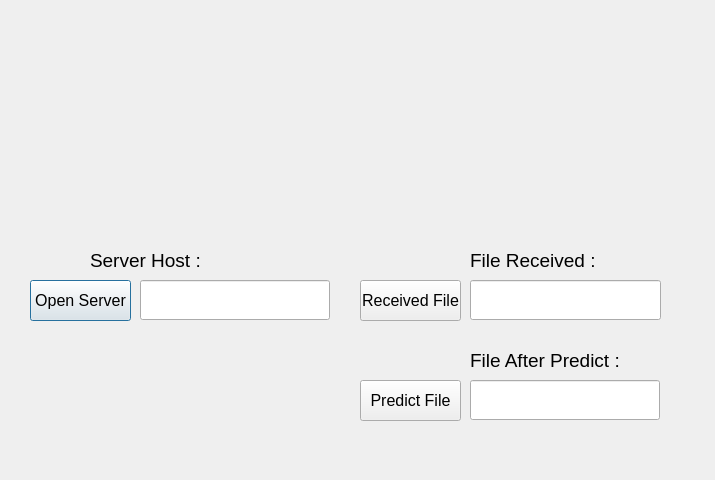
phanthetue2309/PBL5-Speech-Recogination-Viet-Nam, file app.ui: the form before one commit.
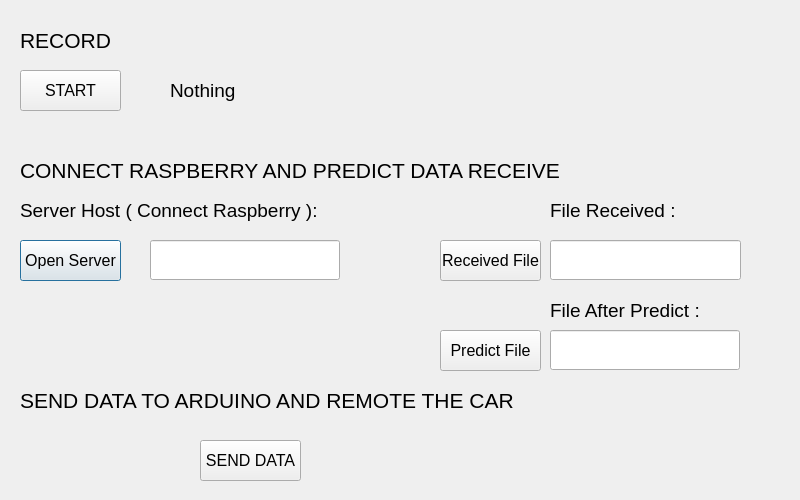
The form after the commit.

What changed in the file:
```diff
--- a/app.ui
+++ b/app.ui
@@ -6,8 +6,8 @@
    <rect>
     <x>0</x>
     <y>0</y>
-    <width>715</width>
-    <height>480</height>
+    <width>800</width>
+    <height>500</height>
    </rect>
   </property>
   <property name="windowTitle">
@@ -16,8 +16,8 @@
   <widget class="QPushButton" name="ButtonServer">
    <property name="geometry">
     <rect>
-     <x>30</x>
-     <y>280</y>
+     <x>20</x>
+     <y>240</y>
      <width>101</width>
      <height>41</height>
     </rect>
@@ -34,8 +34,8 @@
   <widget class="QLineEdit" name="lineFileReceived">
    <property name="geometry">
     <rect>
-     <x>470</x>
-     <y>280</y>
+     <x>550</x>
+     <y>240</y>
      <width>191</width>
      <height>40</height>
     </rect>
@@ -49,8 +49,8 @@
   <widget class="QLineEdit" name="lineLocalhost">
    <property name="geometry">
     <rect>
-     <x>140</x>
-     <y>280</y>
+     <x>150</x>
+     <y>240</y>
      <width>190</width>
      <height>40</height>
     </rect>
@@ -64,10 +64,10 @@
   <widget class="QLabel" name="labelServer">
    <property name="geometry">
     <rect>
-     <x>90</x>
-     <y>240</y>
-     <width>141</width>
-     <height>41</height>
+     <x>20</x>
+     <y>190</y>
+     <width>330</width>
+     <height>40</height>
     </rect>
    </property>
    <property name="font">
@@ -76,14 +76,14 @@
     </font>
    </property>
    <property name="text">
-    <string>Server Host : </string>
+    <string>Server Host ( Connect Raspberry ): </string>
    </property>
   </widget>
   <widget class="QPushButton" name="ButtonPredict">
    <property name="geometry">
     <rect>
-     <x>360</x>
-     <y>380</y>
+     <x>440</x>
+     <y>330</y>
      <width>101</width>
      <height>41</height>
     </rect>
@@ -100,8 +100,8 @@
   <widget class="QLineEdit" name="lineFilePredict">
    <property name="geometry">
     <rect>
-     <x>470</x>
-     <y>380</y>
+     <x>550</x>
+     <y>330</y>
      <width>190</width>
      <height>40</height>
     </rect>
@@ -115,10 +115,10 @@
   <widget class="QLabel" name="labelFileReceived">
    <property name="geometry">
     <rect>
-     <x>470</x>
-     <y>240</y>
-     <width>141</width>
-     <height>41</height>
+     <x>550</x>
+     <y>190</y>
+     <width>140</width>
+     <height>40</height>
     </rect>
    </property>
    <property name="font">
@@ -133,8 +133,8 @@
   <widget class="QLabel" name="labelFilePredict">
    <property name="geometry">
     <rect>
-     <x>470</x>
-     <y>340</y>
+     <x>550</x>
+     <y>290</y>
      <width>151</width>
      <height>41</height>
     </rect>
@@ -151,8 +151,8 @@
   <widget class="QPushButton" name="ButtonReceived">
    <property name="geometry">
     <rect>
-     <x>360</x>
-     <y>280</y>
+     <x>440</x>
+     <y>240</y>
      <width>101</width>
      <height>41</height>
     </rect>
@@ -166,6 +166,114 @@
     <string>Received File</string>
    </property>
   </widget>
+  <widget class="QLabel" name="label">
+   <property name="geometry">
+    <rect>
+     <x>20</x>
+     <y>150</y>
+     <width>551</width>
+     <height>40</height>
+    </rect>
+   </property>
+   <property name="font">
+    <font>
+     <pointsize>16</pointsize>
+    </font>
+   </property>
+   <property name="text">
+    <string>CONNECT RASPBERRY AND PREDICT DATA RECEIVE</string>
+   </property>
+  </widget>
+  <widget class="QLabel" name="label_2">
+   <property name="geometry">
+    <rect>
+     <x>20</x>
+     <y>380</y>
+     <width>551</width>
+     <height>40</height>
+    </rect>
+   </property>
+   <property name="font">
+    <font>
+     <pointsize>16</pointsize>
+    </font>
+   </property>
+   <property name="text">
+    <string>SEND DATA TO ARDUINO AND REMOTE THE CAR</string>
+   </property>
+  </widget>
+  <widget class="QPushButton" name="ButtonPredict_2">
+   <property name="geometry">
+    <rect>
+     <x>200</x>
+     <y>440</y>
+     <width>101</width>
+     <height>41</height>
+    </rect>
+   </property>
+   <property name="font">
+    <font>
+     <pointsize>12</pointsize>
+    </font>
+   </property>
+   <property name="text">
+    <string>SEND DATA</string>
+   </property>
+  </widget>
+  <widget class="QLabel" name="label_3">
+   <property name="geometry">
+    <rect>
+     <x>20</x>
+     <y>20</y>
+     <width>551</width>
+     <height>40</height>
+    </rect>
+   </property>
+   <property name="font">
+    <font>
+     <pointsize>16</pointsize>
+    </font>
+   </property>
+   <property name="text">
+    <string>RECORD</string>
+   </property>
+  </widget>
+  <widget class="QPushButton" name="ButtonServer_2">
+   <property name="geometry">
+    <rect>
+     <x>20</x>
+     <y>70</y>
+     <width>101</width>
+     <height>41</height>
+    </rect>
+   </property>
+   <property name="font">
+    <font>
+     <pointsize>12</pointsize>
+    </font>
+   </property>
+   <property name="text">
+    <string>START</string>
+   </property>
+  </widget>
+  <widget class="QLabel" name="labelStatus">
+   <property name="geometry">
+    <rect>
+     <x>170</x>
+     <y>70</y>
+     <width>100</width>
+     <height>40</height>
+    </rect>
+   </property>
+   <property name="font">
+    <font>
+     <pointsize>14</pointsize>
+    </font>
+   </property>
+   <property name="text">
+    <string>Nothing</string>
+   </property>
+  </widget>
  </widget>
  <resources/>
  <connections/>
```
